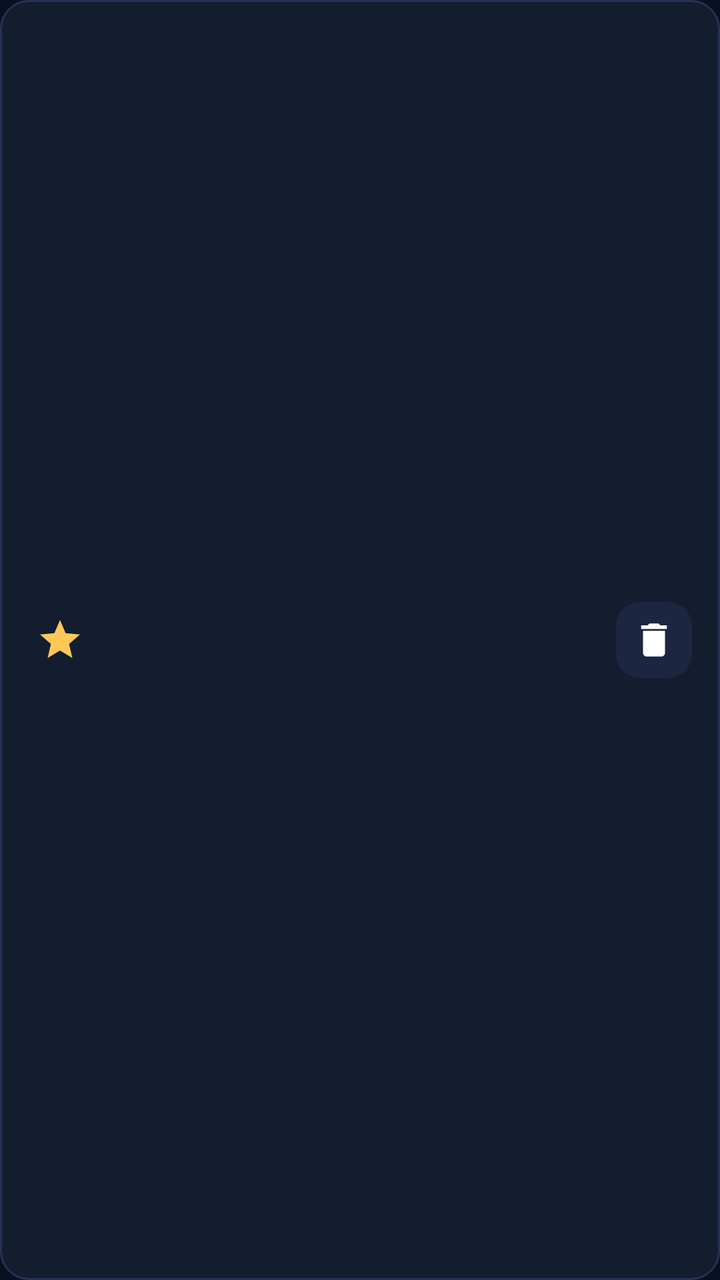
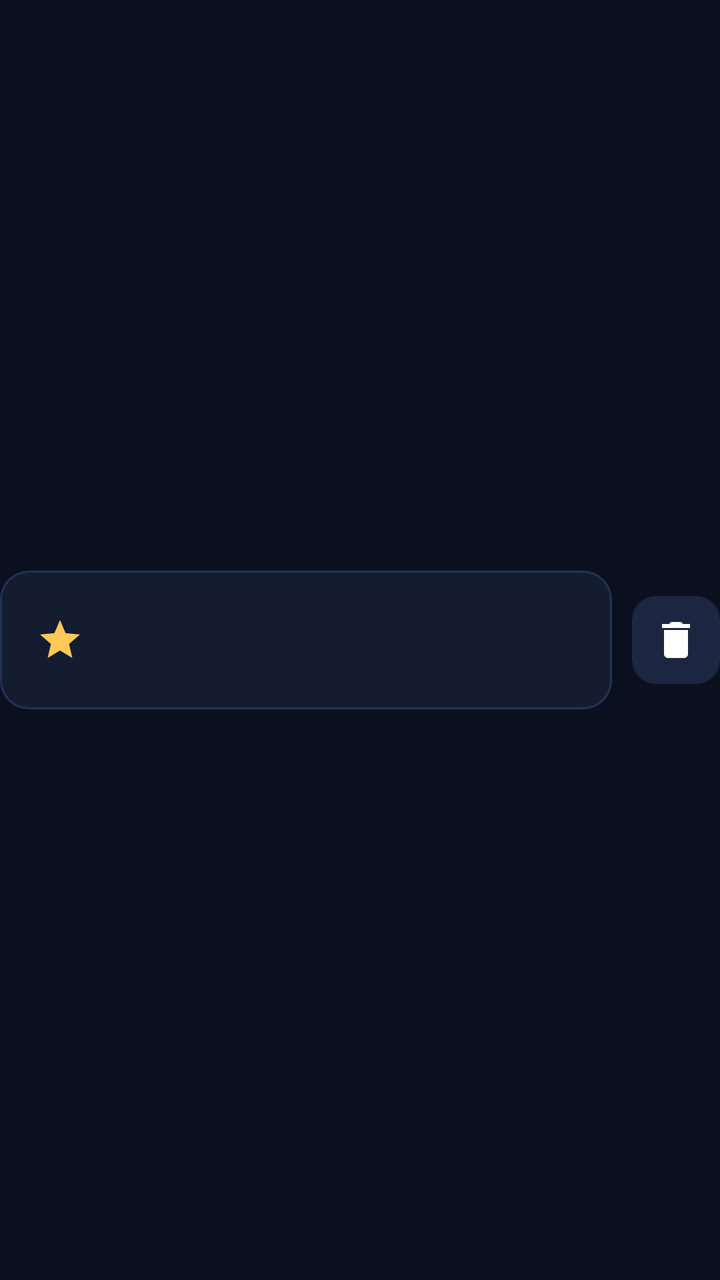

Screens rendered from an Android XML layout before and after an edit, with the pre-edit source and the edit as a unified diff.
<!-- AndroidManifest.xml: application theme Theme.TVNavBrowser -->
<!-- res/layout/item_url_row.xml -->
<?xml version="1.0" encoding="utf-8"?>
<LinearLayout xmlns:android="http://schemas.android.com/apk/res/android"
    xmlns:app="http://schemas.android.com/apk/res-auto"
    android:layout_width="match_parent"
    android:layout_height="wrap_content"
    android:background="?attr/focusableItemBackground"
    android:focusable="true"
    android:focusableInTouchMode="true"
    android:gravity="center_vertical"
    android:orientation="horizontal"
    android:padding="14dp"
    android:layout_marginStart="8dp"
    android:layout_marginEnd="8dp"
    android:layout_marginTop="4dp"
    android:layout_marginBottom="10dp">

    
    <ImageView
        android:id="@+id/ivRowIcon"
        android:layout_width="32dp"
        android:layout_height="32dp"
        android:layout_marginEnd="14dp"
        android:contentDescription="@string/list_item_icon"
        android:scaleType="centerInside"
        app:srcCompat="@drawable/ic_nav_bookmark"
        app:tint="?attr/colorAccent" />

    
    <LinearLayout
        android:layout_width="0dp"
        android:layout_height="wrap_content"
        android:layout_weight="1"
        android:orientation="vertical">

        <TextView
            android:id="@+id/tvRowTitle"
            android:layout_width="match_parent"
            android:layout_height="wrap_content"
            android:textColor="?android:attr/textColorPrimary"
            android:textSize="16sp"
            android:textStyle="bold"
            android:singleLine="true"
            android:ellipsize="end" />

        <TextView
            android:id="@+id/tvRowUrl"
            android:layout_width="match_parent"
            android:layout_height="wrap_content"
            android:layout_marginTop="2dp"
            android:textColor="?android:attr/textColorSecondary"
            android:textSize="13sp"
            android:singleLine="true"
            android:ellipsize="end" />

    </LinearLayout>

    
    <ImageButton
        android:id="@+id/btnDeleteRow"
        style="@style/ToolbarIconButton"
        android:layout_width="38dp"
        android:layout_height="38dp"
        android:layout_marginStart="8dp"
        android:padding="8dp"
        android:src="@drawable/ic_nav_delete"
        app:tint="?android:attr/textColorSecondary"
        android:contentDescription="@string/action_delete" />

</LinearLayout>
<!-- resources referenced by this layout -->
<resources>
  <!-- drawable ic_nav_bookmark (drawable) -->
  <?xml version="1.0" encoding="utf-8"?>
  <vector xmlns:android="http://schemas.android.com/apk/res/android"
      android:width="24dp"
      android:height="24dp"
      android:viewportWidth="24"
      android:viewportHeight="24">
      <path
          android:fillColor="#FFFFFFFF"
          android:pathData="M12,17.27L18.18,21L16.54,13.97L22,9.24L14.81,8.62L12,2L9.19,8.62L2,9.24L7.45,13.97L5.82,21L12,17.27Z" />
  </vector>
  <!-- drawable ic_nav_delete (drawable) -->
  <?xml version="1.0" encoding="utf-8"?>
  <vector xmlns:android="http://schemas.android.com/apk/res/android"
      android:width="24dp"
      android:height="24dp"
      android:viewportWidth="24"
      android:viewportHeight="24">
      <path
          android:fillColor="#FFFFFFFF"
          android:pathData="M6,19c0,1.1 0.9,2 2,2h8c1.1,0 2,-0.9 2,-2V7H6v12zM19,4h-3.5l-1,-1h-5l-1,1H5v2h14V4z" />
  </vector>
  <string name="action_delete">Delete</string>
  <string name="list_item_icon">Item icon</string>
  <color name="bg_dark">#FF0B1020</color>
  <color name="black">#FF000000</color>
  <color name="white">#FFFFFFFF</color>
  <color name="accent">#FFFFC857</color>
  <color name="accent_dark">#FFE6A819</color>
  <color name="text_primary">#FFFFFFFF</color>
  <color name="text_secondary">#B3FFFFFF</color>
  <!-- drawable bg_screen (drawable) -->
  <?xml version="1.0" encoding="utf-8"?>
  <shape xmlns:android="http://schemas.android.com/apk/res/android"
      android:shape="rectangle">
      <gradient
          android:angle="135"
          android:endColor="@color/bg_dark"
          android:startColor="#FF10182B"
          android:type="linear" />
  </shape>
  <!-- drawable bg_settings_section (drawable) -->
  <?xml version="1.0" encoding="utf-8"?>
  <shape xmlns:android="http://schemas.android.com/apk/res/android"
      android:shape="rectangle">
      <solid android:color="#162138" />
      <stroke
          android:width="1dp"
          android:color="#243354" />
      <corners android:radius="16dp" />
  </shape>
  <!-- drawable bg_input_hint (drawable) -->
  <?xml version="1.0" encoding="utf-8"?>
  <shape xmlns:android="http://schemas.android.com/apk/res/android"
      android:shape="rectangle">
      <solid android:color="#CC151D33" />
      <corners android:radius="10dp" />
      <stroke
          android:width="1dp"
          android:color="@color/divider" />
  </shape>
  <!-- drawable bg_overlay_card (drawable) -->
  <?xml version="1.0" encoding="utf-8"?>
  <shape xmlns:android="http://schemas.android.com/apk/res/android"
      android:shape="rectangle">
      <solid android:color="#F00F172A" />
      <stroke
          android:width="2dp"
          android:color="#38BDF8" />
      <corners android:radius="16dp" />
  </shape>
  <!-- drawable bg_step_badge (drawable) -->
  <?xml version="1.0" encoding="utf-8"?>
  <shape xmlns:android="http://schemas.android.com/apk/res/android"
      android:shape="rectangle">
      <solid android:color="#1AFFC857" />
      <corners android:radius="24dp" />
      <stroke
          android:width="1.5dp"
          android:color="@color/accent" />
  </shape>
  <color name="divider">#33FFFFFF</color>
  <!-- drawable bg_toolbar (drawable) -->
  <?xml version="1.0" encoding="utf-8"?>
  <shape xmlns:android="http://schemas.android.com/apk/res/android"
      android:shape="rectangle">
      <solid android:color="@color/bg_toolbar" />
      <corners android:radius="16dp" />
      <stroke
          android:width="1dp"
          android:color="@color/divider" />
  </shape>
  <!-- drawable bg_webview_frame (drawable) -->
  <?xml version="1.0" encoding="utf-8"?>
  <shape xmlns:android="http://schemas.android.com/apk/res/android"
      android:shape="rectangle">
      <solid android:color="@color/black" />
      <corners android:radius="14dp" />
      <stroke
          android:width="1dp"
          android:color="@color/divider" />
  </shape>
  <color name="accent_soft">#33FFC857</color>
  <color name="bg_card">#FF1C2640</color>
  <color name="bg_toolbar">#FF151D33</color>
  <!-- unchanged entries left out for length: 5 -->
</resources>

<!-- the commit's change to res/layout/item_url_row.xml (unified diff, before → after) -->
@@ -3,65 +3,80 @@
     xmlns:app="http://schemas.android.com/apk/res-auto"
     android:layout_width="match_parent"
     android:layout_height="wrap_content"
-    android:background="?attr/focusableItemBackground"
-    android:focusable="true"
-    android:focusableInTouchMode="true"
+    android:clipChildren="false"
+    android:clipToPadding="false"
     android:gravity="center_vertical"
     android:orientation="horizontal"
-    android:padding="14dp"
     android:layout_marginStart="8dp"
     android:layout_marginEnd="8dp"
     android:layout_marginTop="4dp"
     android:layout_marginBottom="10dp">
 
     
-    <ImageView
-        android:id="@+id/ivRowIcon"
-        android:layout_width="32dp"
-        android:layout_height="32dp"
-        android:layout_marginEnd="14dp"
-        android:contentDescription="@string/list_item_icon"
-        android:scaleType="centerInside"
-        app:srcCompat="@drawable/ic_nav_bookmark"
-        app:tint="?attr/colorAccent" />
-
-    
     <LinearLayout
+        android:id="@+id/rowContent"
         android:layout_width="0dp"
         android:layout_height="wrap_content"
         android:layout_weight="1"
-        android:orientation="vertical">
+        android:background="?attr/focusableItemBackground"
+        android:clickable="true"
+        android:focusable="true"
+        android:focusableInTouchMode="true"
+        android:nextFocusRight="@+id/btnDeleteRow"
+        android:gravity="center_vertical"
+        android:orientation="horizontal"
+        android:padding="14dp">
 
-        <TextView
-            android:id="@+id/tvRowTitle"
-            android:layout_width="match_parent"
+        
+        <ImageView
+            android:id="@+id/ivRowIcon"
+            android:layout_width="32dp"
+            android:layout_height="32dp"
+            android:layout_marginEnd="14dp"
+            android:contentDescription="@string/list_item_icon"
+            android:scaleType="centerInside"
+            app:srcCompat="@drawable/ic_nav_bookmark"
+            app:tint="?attr/colorAccent" />
+
+        
+        <LinearLayout
+            android:layout_width="0dp"
             android:layout_height="wrap_content"
-            android:textColor="?android:attr/textColorPrimary"
-            android:textSize="16sp"
-            android:textStyle="bold"
-            android:singleLine="true"
-            android:ellipsize="end" />
+            android:layout_weight="1"
+            android:orientation="vertical">
 
-        <TextView
-            android:id="@+id/tvRowUrl"
-            android:layout_width="match_parent"
-            android:layout_height="wrap_content"
-            android:layout_marginTop="2dp"
-            android:textColor="?android:attr/textColorSecondary"
-            android:textSize="13sp"
-            android:singleLine="true"
-            android:ellipsize="end" />
+            <TextView
+                android:id="@+id/tvRowTitle"
+                android:layout_width="match_parent"
+                android:layout_height="wrap_content"
+                android:textColor="?android:attr/textColorPrimary"
+                android:textSize="16sp"
+                android:textStyle="bold"
+                android:singleLine="true"
+                android:ellipsize="end" />
 
+            <TextView
+                android:id="@+id/tvRowUrl"
+                android:layout_width="match_parent"
+                android:layout_height="wrap_content"
+                android:layout_marginTop="2dp"
+                android:textColor="?android:attr/textColorSecondary"
+                android:textSize="13sp"
+                android:singleLine="true"
+                android:ellipsize="end" />
+
+        </LinearLayout>
     </LinearLayout>
 
     
     <ImageButton
         android:id="@+id/btnDeleteRow"
         style="@style/ToolbarIconButton"
-        android:layout_width="38dp"
-        android:layout_height="38dp"
-        android:layout_marginStart="8dp"
-        android:padding="8dp"
+        android:layout_width="44dp"
+        android:layout_height="44dp"
+        android:layout_marginStart="10dp"
+        android:nextFocusLeft="@+id/rowContent"
+        android:padding="10dp"
         android:src="@drawable/ic_nav_delete"
         app:tint="?android:attr/textColorSecondary"
         android:contentDescription="@string/action_delete" />
